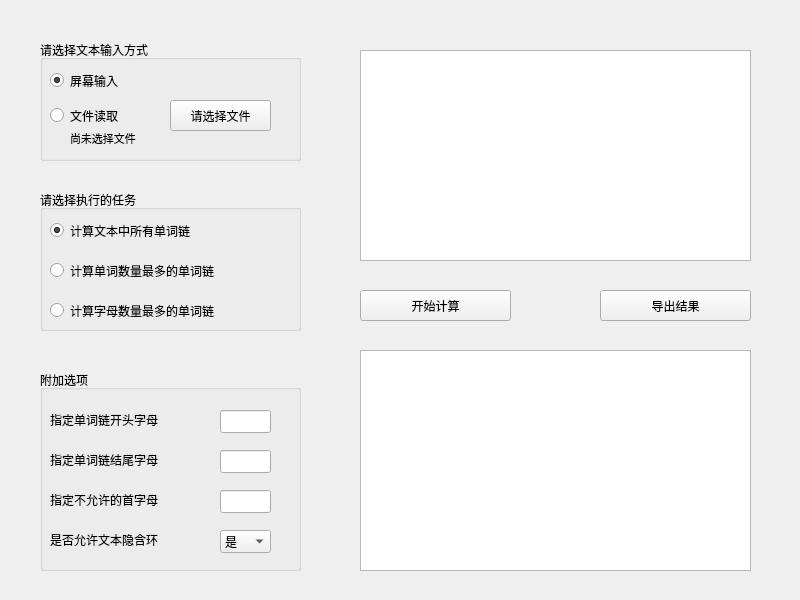
Before: the Qt Designer form gui/widget.ui in Hyggge/2023-SE-wordlist, drawn with Qt 5.
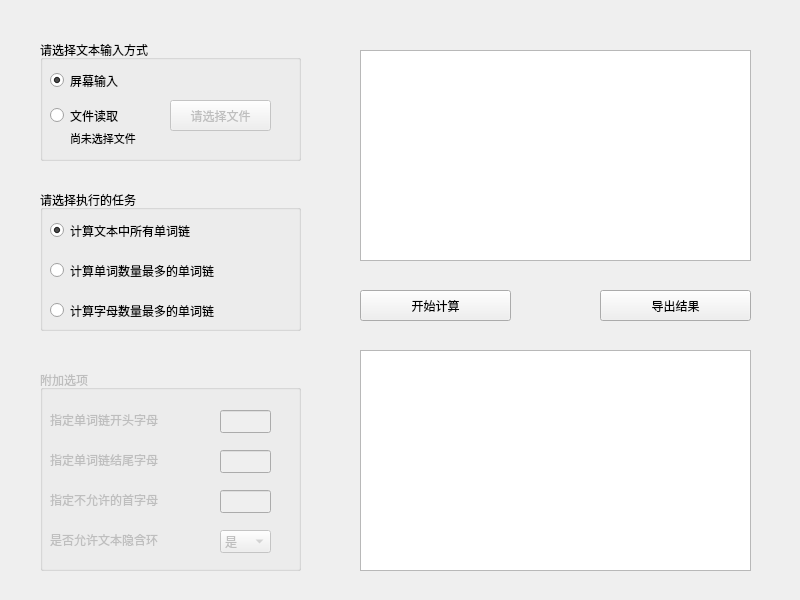
After: the same form once the commit is applied.

Commit message: feat(gui): 将用户的选择绑定到Weet的属性绑定igtWigh的

The edit to the form file:
```diff
--- a/gui/widget.ui
+++ b/gui/widget.ui
@@ -45,6 +45,9 @@
     </property>
    </widget>
    <widget class="QPushButton" name="chooseFileButton">
+    <property name="enabled">
+     <bool>false</bool>
+    </property>
     <property name="geometry">
      <rect>
       <x>130</x>
@@ -158,7 +161,7 @@
   </widget>
   <widget class="QGroupBox" name="additionGroup">
    <property name="enabled">
-    <bool>true</bool>
+    <bool>false</bool>
    </property>
    <property name="geometry">
     <rect>
```
Left out of the diff: 8 changed lines with no effect on the pictures. The commit also changes 4 other files.
